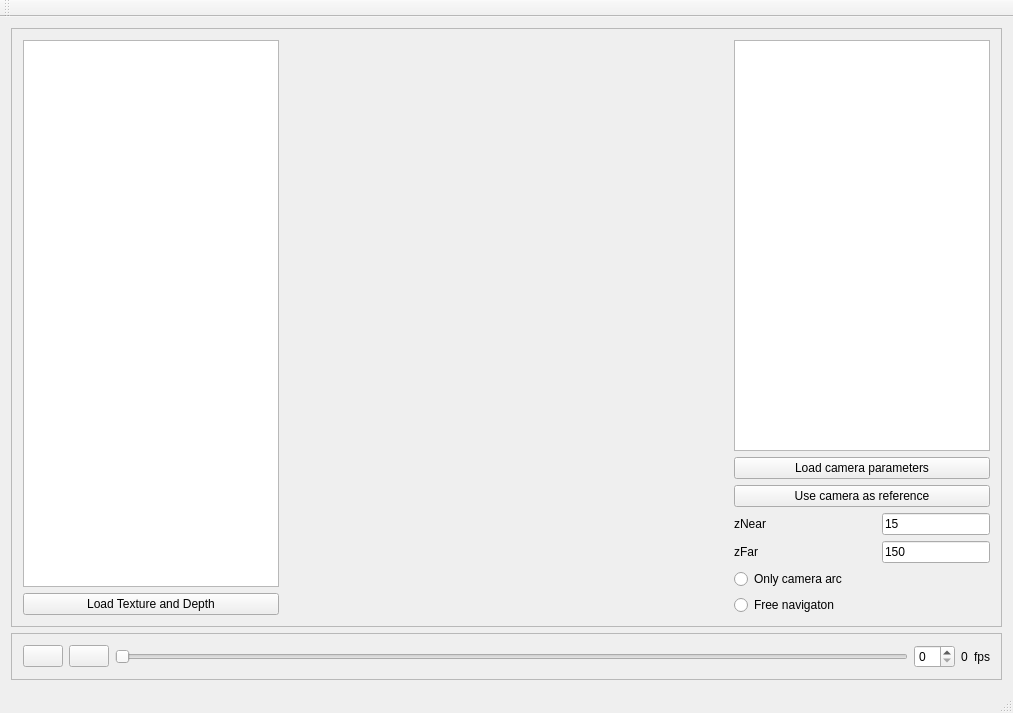
Qt form forms/mainwindow.ui (zhenyouluo/OpenGL_YUV2RGB) before a commit.
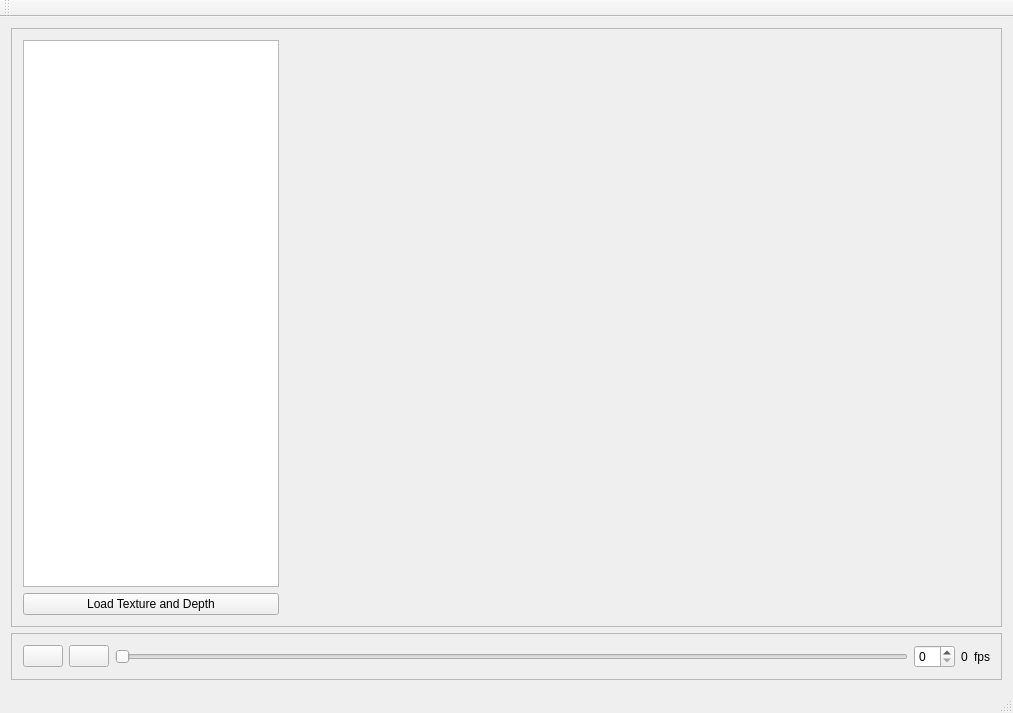
The same form after that commit. Icons and pictures are not drawn. Custom widgets are drawn as their Qt base class.

Commit message: stripped down the renderer to the basics needed for implementing yuv 2 rgb with opengl - only 4 points, 2 triangles -> rectangle for video frame - no depth data, no view selection

Diff of the .ui file:
```diff
--- a/forms/mainwindow.ui
+++ b/forms/mainwindow.ui
@@ -94,95 +94,6 @@
          </item>
         </layout>
        </item>
-       <item>
-        <layout class="QVBoxLayout" name="verticalLayout">
-         <item>
-          <widget class="QListView" name="camListView">
-           <property name="sizePolicy">
-            <sizepolicy hsizetype="Preferred" vsizetype="Expanding">
-             <horstretch>0</horstretch>
-             <verstretch>0</verstretch>
-            </sizepolicy>
-           </property>
-          </widget>
-         </item>
-         <item>
-          <widget class="QPushButton" name="loadCamParamsButton">
-           <property name="text">
-            <string>Load camera parameters</string>
-           </property>
-          </widget>
-         </item>
-         <item>
-          <widget class="QPushButton" name="setRefCamButton">
-           <property name="text">
-            <string>Use camera as reference</string>
-           </property>
-          </widget>
-         </item>
-         <item>
-          <layout class="QGridLayout" name="gridLayout">
-           <item row="2" column="2">
-            <widget class="QLineEdit" name="zFarLineEdit">
-             <property name="sizePolicy">
-              <sizepolicy hsizetype="Fixed" vsizetype="Fixed">
-               <horstretch>0</horstretch>
-               <verstretch>0</verstretch>
-              </sizepolicy>
-             </property>
-             <property name="text">
-              <string>150</string>
-             </property>
-            </widget>
-           </item>
-           <item row="2" column="0">
-            <widget class="QLabel" name="label_3">
-             <property name="text">
-              <string>zFar</string>
-             </property>
-            </widget>
-           </item>
-           <item row="0" column="0">
-            <widget class="QLabel" name="label">
-             <property name="text">
-              <string>zNear</string>
-             </property>
-            </widget>
-           </item>
-           <item row="0" column="2">
-            <widget class="QLineEdit" name="zNearLineEdit">
-             <property name="sizePolicy">
-              <sizepolicy hsizetype="Fixed" vsizetype="Fixed">
-               <horstretch>0</horstretch>
-               <verstretch>0</verstretch>
-              </sizepolicy>
-             </property>
-             <property name="inputMask">
-              <string/>
-             </property>
-             <property name="text">
-              <string>15</string>
-             </property>
-            </widget>
-           </item>
-          </layout>
-         </item>
-         <item>
-          <widget class="QRadioButton" name="onlyCamsRadioButton">
-           <property name="text">
-            <string>Only camera arc</string>
-           </property>
-          </widget>
-         </item>
-         <item>
-          <widget class="QRadioButton" name="freeNavigationRadioButton">
-           <property name="text">
-            <string>Free navigaton</string>
-           </property>
-          </widget>
-         </item>
-        </layout>
-       </item>
       </layout>
      </widget>
     </item>
```
The commit also changes 11 other files.
